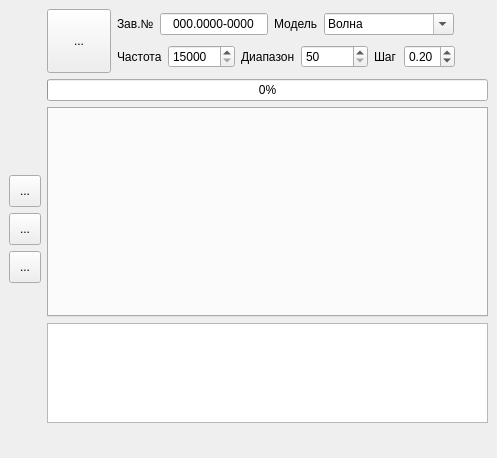
Qt form src/usonicapp/forms/mainwindow.ui (Kneshal/usonicApp) before a commit.
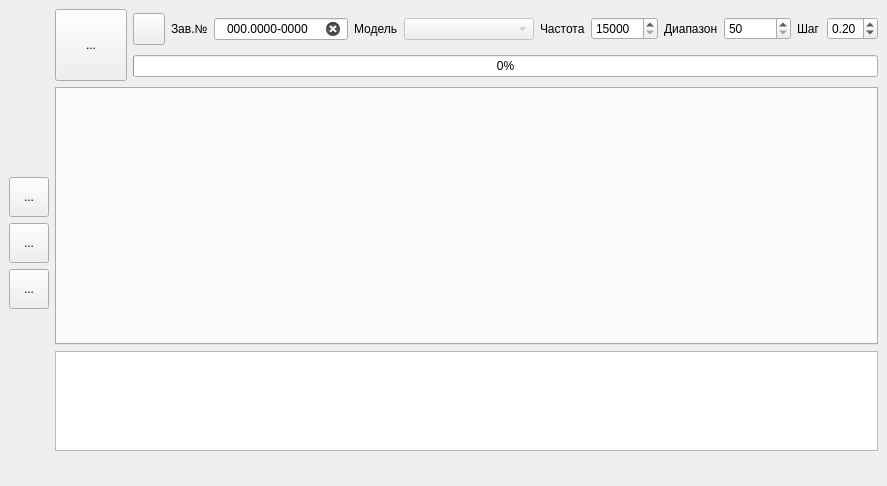
The same form after that commit. Icons and pictures are not drawn.

Commit message: Finish edit records, start calc module for serial port

The edit to the form file:
```diff
--- a/src/usonicapp/forms/mainwindow.ui
+++ b/src/usonicapp/forms/mainwindow.ui
@@ -6,8 +6,8 @@
    <rect>
     <x>0</x>
     <y>0</y>
-    <width>497</width>
-    <height>458</height>
+    <width>868</width>
+    <height>486</height>
    </rect>
   </property>
   <property name="sizePolicy">
@@ -43,14 +43,14 @@
        <widget class="QToolButton" name="settings_button">
         <property name="minimumSize">
          <size>
-          <width>32</width>
-          <height>32</height>
+          <width>40</width>
+          <height>40</height>
          </size>
         </property>
         <property name="maximumSize">
          <size>
-          <width>256</width>
-          <height>256</height>
+          <width>40</width>
+          <height>40</height>
          </size>
         </property>
         <property name="toolTip">
@@ -65,8 +65,8 @@
         </property>
         <property name="iconSize">
          <size>
-          <width>32</width>
-          <height>32</height>
+          <width>40</width>
+          <height>40</height>
          </size>
         </property>
        </widget>
@@ -75,14 +75,14 @@
        <widget class="QToolButton" name="compare_button">
         <property name="minimumSize">
          <size>
-          <width>32</width>
-          <height>32</height>
+          <width>40</width>
+          <height>40</height>
          </size>
         </property>
         <property name="maximumSize">
          <size>
-          <width>256</width>
-          <height>256</height>
+          <width>40</width>
+          <height>40</height>
          </size>
         </property>
         <property name="toolTip">
@@ -97,8 +97,8 @@
         </property>
         <property name="iconSize">
          <size>
-          <width>32</width>
-          <height>32</height>
+          <width>40</width>
+          <height>40</height>
          </size>
         </property>
        </widget>
@@ -107,14 +107,14 @@
        <widget class="QToolButton" name="table_button">
         <property name="minimumSize">
          <size>
-          <width>32</width>
-          <height>32</height>
+          <width>40</width>
+          <height>40</height>
          </size>
         </property>
         <property name="maximumSize">
          <size>
-          <width>256</width>
-          <height>256</height>
+          <width>40</width>
+          <height>40</height>
          </size>
         </property>
         <property name="toolTip">
@@ -129,8 +129,8 @@
         </property>
         <property name="iconSize">
          <size>
-          <width>32</width>
-          <height>32</height>
+          <width>40</width>
+          <height>40</height>
          </size>
         </property>
        </widget>
@@ -164,8 +164,14 @@
           </property>
           <property name="minimumSize">
            <size>
-            <width>64</width>
-            <height>64</height>
+            <width>72</width>
+            <height>72</height>
+           </size>
+          </property>
+          <property name="maximumSize">
+           <size>
+            <width>72</width>
+            <height>72</height>
            </size>
           </property>
           <property name="text">
@@ -177,8 +183,8 @@
           </property>
           <property name="iconSize">
            <size>
-            <width>64</width>
-            <height>64</height>
+            <width>72</width>
+            <height>72</height>
            </size>
           </property>
          </widget>
@@ -187,6 +193,43 @@
          <layout class="QVBoxLayout" name="verticalLayout_3">
           <item>
            <layout class="QHBoxLayout" name="horizontalLayout_2">
+            <item>
+             <widget class="QToolButton" name="temp_button">
+              <property name="sizePolicy">
+               <sizepolicy hsizetype="Maximum" vsizetype="Preferred">
+                <horstretch>0</horstretch>
+                <verstretch>0</verstretch>
+               </sizepolicy>
+              </property>
+              <property name="minimumSize">
+               <size>
+                <width>32</width>
+                <height>32</height>
+               </size>
+              </property>
+              <property name="maximumSize">
+               <size>
+                <width>32</width>
+                <height>32</height>
+               </size>
+              </property>
+              <property name="text">
+               <string/>
+              </property>
+              <property name="iconSize">
+               <size>
+                <width>32</width>
+                <height>32</height>
+               </size>
+              </property>
+              <property name="checkable">
+               <bool>false</bool>
+              </property>
+              <property name="autoRaise">
+               <bool>false</bool>
+              </property>
+             </widget>
+            </item>
             <item>
              <widget class="QLabel" name="label">
               <property name="text">
@@ -211,9 +254,18 @@
               <property name="maxLength">
                <number>13</number>
               </property>
+              <property name="echoMode">
+               <enum>QLineEdit::Normal</enum>
+              </property>
+              <property name="cursorPosition">
+               <number>11</number>
+              </property>
               <property name="alignment">
                <set>Qt::AlignCenter</set>
               </property>
+              <property name="clearButtonEnabled">
+               <bool>true</bool>
+              </property>
              </widget>
             </item>
             <item>
@@ -225,6 +277,9 @@
             </item>
             <item>
              <widget class="QComboBox" name="devicemodel_combobox">
+              <property name="enabled">
+               <bool>false</bool>
+              </property>
               <property name="minimumSize">
                <size>
                 <width>130</width>
@@ -232,52 +287,10 @@
                </size>
               </property>
               <property name="editable">
-               <bool>true</bool>
+               <bool>false</bool>
               </property>
-              <item>
-               <property name="text">
-                <string>Волна</string>
-               </property>
-              </item>
-              <item>
-               <property name="text">
-                <string>Гименей</string>
-               </property>
-              </item>
-              <item>
-               <property name="text">
-                <string>УЗТА</string>
-               </property>
-              </item>
-              <item>
-               <property name="text">
-                <string>Сапфир</string>
-               </property>
-              </item>
-              <item>
-               <property name="text">
-                <string>ОМЛН</string>
-               </property>
-              </item>
              </widget>
             </item>
-            <item>
-             <spacer name="horizontalSpacer_2">
-              <property name="orientation">
-               <enum>Qt::Horizontal</enum>
-              </property>
-              <property name="sizeHint" stdset="0">
-               <size>
-                <width>40</width>
-                <height>20</height>
-               </size>
-              </property>
-             </spacer>
-            </item>
-           </layout>
-          </item>
-          <item>
-           <layout class="QHBoxLayout" name="horizontalLayout_3">
             <item>
              <widget class="QLabel" name="label_3">
               <property name="text">
@@ -348,7 +361,7 @@
              </widget>
             </item>
             <item>
-             <spacer name="horizontalSpacer">
+             <spacer name="horizontalSpacer_2">
               <property name="orientation">
                <enum>Qt::Horizontal</enum>
               </property>
@@ -362,17 +375,21 @@
             </item>
            </layout>
           </item>
+          <item>
+           <layout class="QHBoxLayout" name="horizontalLayout_3">
+            <item>
+             <widget class="QProgressBar" name="progressbar">
+              <property name="value">
+               <number>0</number>
+              </property>
+             </widget>
+            </item>
+           </layout>
+          </item>
          </layout>
         </item>
        </layout>
       </item>
-      <item>
-       <widget class="QProgressBar" name="progressbar">
-        <property name="value">
-         <number>0</number>
-        </property>
-       </widget>
-      </item>
       <item>
        <widget class="QTabWidget" name="tabWidget">
         <property name="enabled">
```
Left out of the diff: 4 changed lines with no effect on the pictures. The commit also changes 18 other files.
